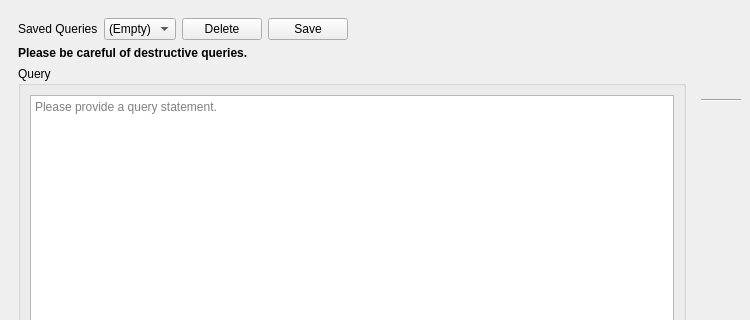
The window that UI/biblioteq_statistics.ui (textbrowser/biblioteq) describes before a commit, drawn with Qt 5; both pictures show x 0 to 750 and y 0 to 320 of the 750 by 750 pixel window.
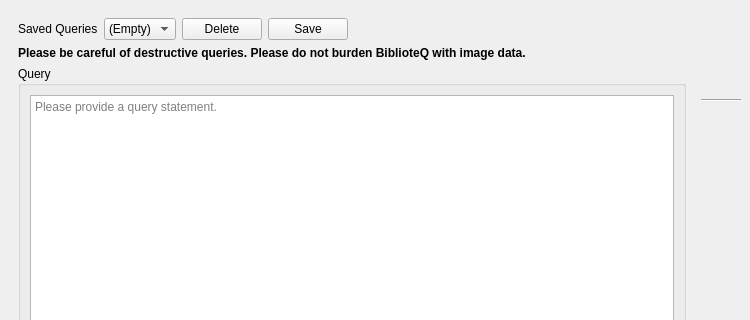
The same window after the commit. Icons and pictures are not drawn. Custom widgets are drawn as their Qt base class.

What changed in the file:
```diff
--- a/UI/biblioteq_statistics.ui
+++ b/UI/biblioteq_statistics.ui
@@ -89,7 +89,7 @@
        <item>
         <widget class="QLabel" name="label_2">
          <property name="text">
-          <string>&lt;html&gt;&lt;head/&gt;&lt;body&gt;&lt;p&gt;&lt;span style=&quot; font-weight:600;&quot;&gt;Please be careful of destructive queries.&lt;/span&gt;&lt;/p&gt;&lt;/body&gt;&lt;/html&gt;</string>
+          <string>&lt;html&gt;&lt;head/&gt;&lt;body&gt;&lt;p&gt;&lt;span style=&quot; font-weight:600;&quot;&gt;Please be careful of destructive queries. Please do not burden BiblioteQ with image data.&lt;/span&gt;&lt;/p&gt;&lt;/body&gt;&lt;/html&gt;</string>
          </property>
          <property name="wordWrap">
           <bool>true</bool>
```
Left out of the diff: 2 changed lines with no effect on the pictures.
